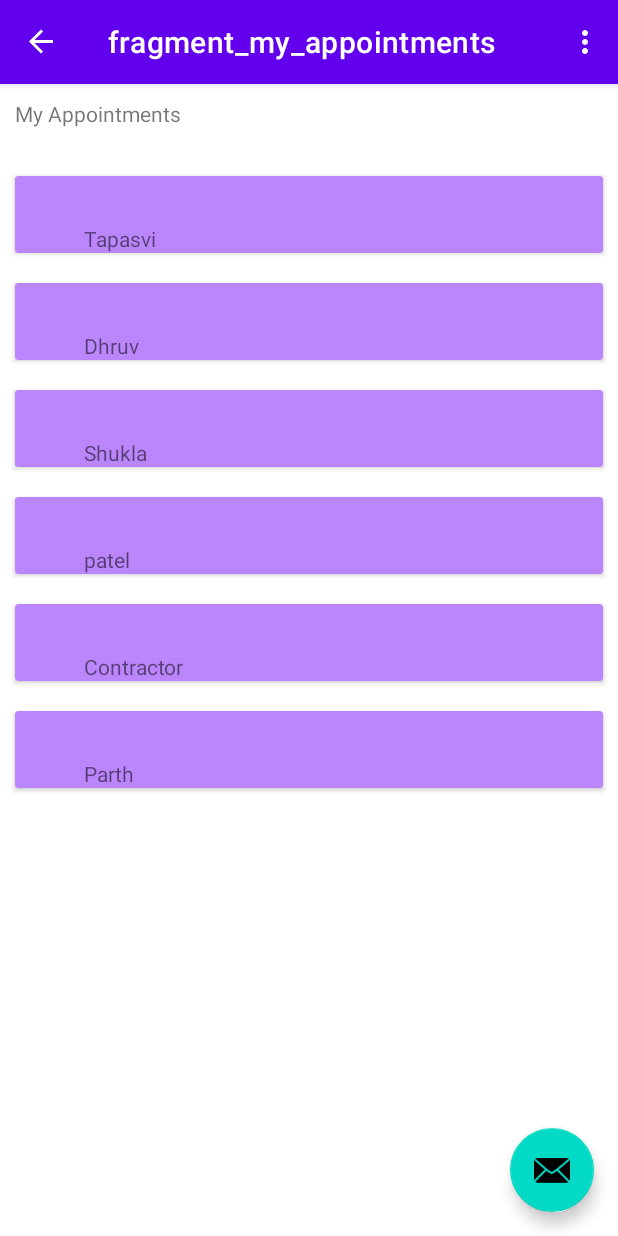
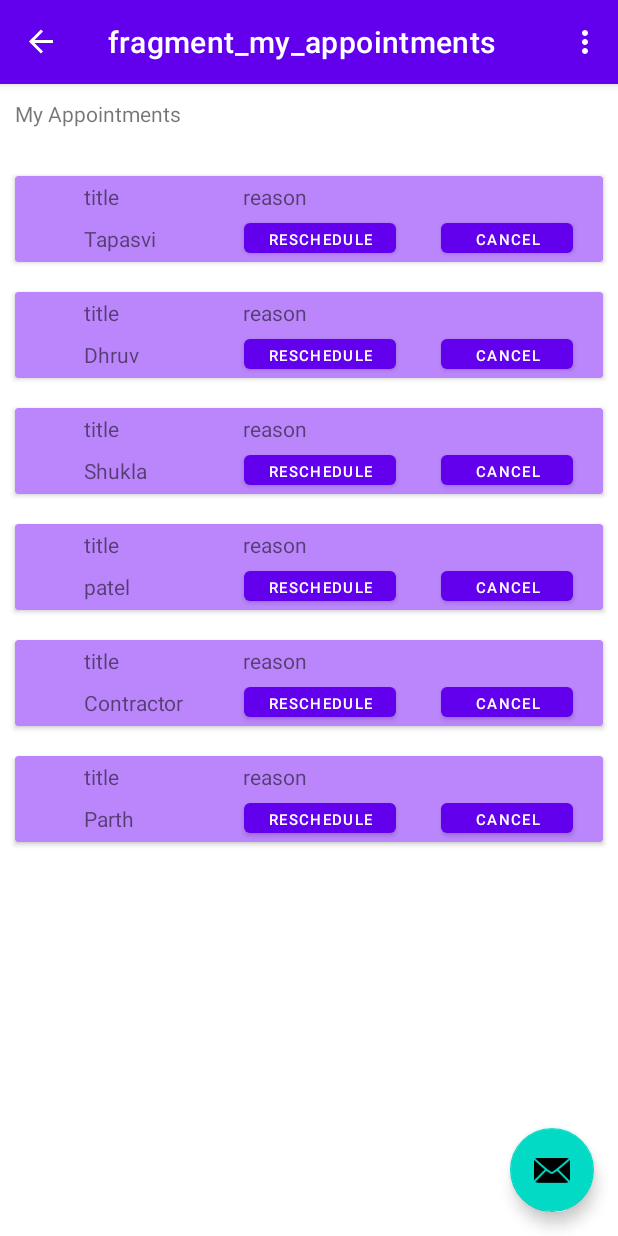
Before and after one commit to parthppc/FinalProjectLetMeBook, an Android app: the MyAppointmentsFragment screen opened through its navigation route, on a phone screen of 412 x 824 dp. Run offline under Robolectric (Android 15) with nearby library versions, the phone set to English and light mode, and no system bars; our stand-ins replace Firebase (no records; nobody signed in at launch, a user with empty details on screens opened directly), navigation-ui; libraries missing offline, so code that uses them is left out: com.firebase.ui.

Commit message:
card view layout changed for myappointments_item.xml

```diff
--- a/app/src/main/res/layout/myappointments_item.xml
+++ b/app/src/main/res/layout/myappointments_item.xml
@@ -9,7 +9,7 @@
     <RelativeLayout
         android:id="@+id/myAppointmentsCard"
         android:layout_width="match_parent"
-        android:layout_height="match_parent">
+        android:layout_height="wrap_content">
 
         <TextView
             android:id="@+id/patientName"
@@ -19,7 +19,50 @@
             android:layout_alignParentTop="true"
             android:layout_marginStart="46dp"
             android:layout_marginTop="32dp"
-            android:text="TextView" />
+            android:text="dateTime" />
+
+        <TextView
+            android:id="@+id/title"
+            android:layout_width="wrap_content"
+            android:layout_height="wrap_content"
+            android:layout_alignParentStart="true"
+            android:layout_alignParentTop="true"
+            android:layout_marginStart="46dp"
+            android:layout_marginTop="4dp"
+            android:text="title" />
+
+        <TextView
+            android:id="@+id/reason"
+            android:layout_width="219dp"
+            android:layout_height="wrap_content"
+            android:layout_alignParentStart="true"
+            android:layout_alignParentTop="true"
+            android:layout_marginStart="152dp"
+            android:layout_marginTop="4dp"
+            android:text="reason" />
+
+
+        <Button
+            android:id="@+id/reschedulebtn"
+            android:layout_width="wrap_content"
+            android:layout_height="32dp"
+            android:layout_alignParentTop="true"
+            android:layout_alignParentEnd="true"
+            android:layout_marginTop="25dp"
+            android:layout_marginEnd="138dp"
+            android:text="Reschedule"
+            android:textSize="10sp" />
+
+        <Button
+            android:id="@+id/cancelbtn"
+            android:layout_width="wrap_content"
+            android:layout_height="32dp"
+            android:layout_alignParentTop="true"
+            android:layout_alignParentEnd="true"
+            android:layout_marginTop="25dp"
+            android:layout_marginEnd="20dp"
+            android:text="Cancel"
+            android:textSize="10sp" />
     </RelativeLayout>
 
 </androidx.cardview.widget.CardView>
```
